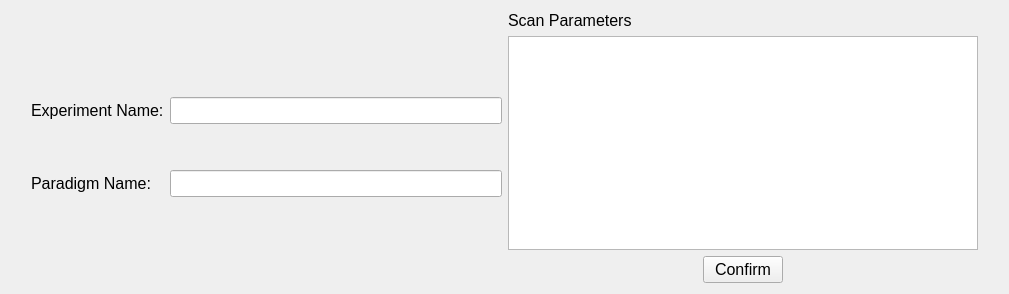
First picture: the form in smartfMRI/experimentmanager.ui, repository wuzhuobin/smartfMRI, before the edit.
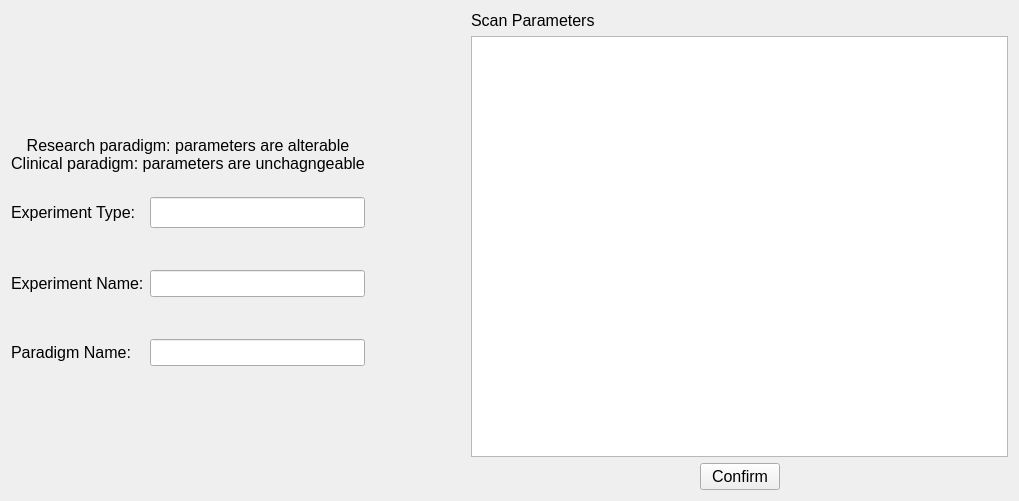
Second picture: the form after the edit.

```diff
--- a/smartfMRI/experimentmanager.ui
+++ b/smartfMRI/experimentmanager.ui
@@ -6,30 +6,14 @@
    <rect>
     <x>0</x>
     <y>0</y>
-    <width>1009</width>
-    <height>294</height>
+    <width>1019</width>
+    <height>501</height>
    </rect>
   </property>
   <property name="windowTitle">
    <string>ExperimentManager</string>
   </property>
   <layout class="QHBoxLayout" name="horizontalLayout">
-   <item>
-    <spacer name="horizontalSpacer">
-     <property name="orientation">
-      <enum>Qt::Horizontal</enum>
-     </property>
-     <property name="sizeType">
-      <enum>QSizePolicy::Preferred</enum>
-     </property>
-     <property name="sizeHint" stdset="0">
-      <size>
-       <width>20</width>
-       <height>20</height>
-      </size>
-     </property>
-    </spacer>
-   </item>
    <item>
     <layout class="QVBoxLayout" name="verticalLayout">
      <item>
@@ -40,53 +24,14 @@
        <property name="sizeHint" stdset="0">
         <size>
          <width>20</width>
-         <height>40</height>
+         <height>132</height>
         </size>
        </property>
       </spacer>
      </item>
      <item>
       <layout class="QGridLayout" name="gridLayout_3">
-       <item row="0" column="0">
-        <widget class="QLabel" name="label_4">
-         <property name="font">
-          <font>
-           <pointsize>12</pointsize>
-          </font>
-         </property>
-         <property name="text">
-          <string>Experiment Name:</string>
-         </property>
-        </widget>
-       </item>
-       <item row="0" column="1">
-        <widget class="QLineEdit" name="experimentNameLineEdit">
-         <property name="font">
-          <font>
-           <pointsize>12</pointsize>
-          </font>
-         </property>
-        </widget>
-       </item>
-       <item row="1" column="0">
-        <spacer name="verticalSpacer_2">
-         <property name="font">
-          <font>
-           <pointsize>12</pointsize>
-          </font>
-         </property>
-         <property name="orientation">
-          <enum>Qt::Vertical</enum>
-         </property>
-         <property name="sizeHint" stdset="0">
-          <size>
-           <width>20</width>
-           <height>40</height>
-          </size>
-         </property>
-        </spacer>
-       </item>
-       <item row="2" column="0">
+       <item row="6" column="0">
         <widget class="QLabel" name="label_5">
          <property name="font">
           <font>
@@ -98,7 +43,63 @@
          </property>
         </widget>
        </item>
-       <item row="2" column="1">
+       <item row="5" column="0">
+        <spacer name="verticalSpacer_2">
+         <property name="font">
+          <font>
+           <pointsize>12</pointsize>
+          </font>
+         </property>
+         <property name="orientation">
+          <enum>Qt::Vertical</enum>
+         </property>
+         <property name="sizeHint" stdset="0">
+          <size>
+           <width>20</width>
+           <height>40</height>
+          </size>
+         </property>
+        </spacer>
+       </item>
+       <item row="1" column="0">
+        <layout class="QHBoxLayout" name="horizontalLayout_3">
+         <item>
+          <widget class="QLabel" name="label_7">
+           <property name="font">
+            <font>
+             <pointsize>12</pointsize>
+            </font>
+           </property>
+           <property name="text">
+            <string>Experiment Type:</string>
+           </property>
+          </widget>
+         </item>
+        </layout>
+       </item>
+       <item row="4" column="1" colspan="2">
+        <widget class="QLineEdit" name="experimentNameLineEdit">
+         <property name="font">
+          <font>
+           <pointsize>12</pointsize>
+          </font>
+         </property>
+        </widget>
+       </item>
+       <item row="3" column="0">
+        <spacer name="verticalSpacer_4">
+         <property name="orientation">
+          <enum>Qt::Vertical</enum>
+         </property>
+         <property name="sizeHint" stdset="0">
+          <size>
+           <width>20</width>
+           <height>40</height>
+          </size>
+         </property>
+        </spacer>
+       </item>
+       <item row="6" column="1" colspan="2">
         <widget class="QLineEdit" name="paradigmNameLineEdit">
          <property name="font">
           <font>
@@ -110,6 +111,51 @@
          </property>
         </widget>
        </item>
+       <item row="4" column="0">
+        <widget class="QLabel" name="label_4">
+         <property name="font">
+          <font>
+           <pointsize>12</pointsize>
+          </font>
+         </property>
+         <property name="text">
+          <string>Experiment Name:</string>
+         </property>
+        </widget>
+       </item>
+       <item row="1" column="1" colspan="2">
+        <widget class="QLineEdit" name="experimentLineEdit">
+         <property name="enabled">
+          <bool>true</bool>
+         </property>
+         <property name="font">
+          <font>
+           <family>ADMUI3Lg</family>
+           <pointsize>12</pointsize>
+          </font>
+         </property>
+         <property name="readOnly">
+          <bool>true</bool>
+         </property>
+        </widget>
+       </item>
+       <item row="0" column="0" colspan="3">
+        <widget class="QLabel" name="label">
+         <property name="font">
+          <font>
+           <pointsize>12</pointsize>
+          </font>
+         </property>
+         <property name="text">
+          <string>Research paradigm: parameters are alterable
+Clinical paradigm: parameters are unchagngeable
+</string>
+         </property>
+         <property name="alignment">
+          <set>Qt::AlignCenter</set>
+         </property>
+        </widget>
+       </item>
       </layout>
      </item>
      <item>
@@ -120,13 +166,29 @@
        <property name="sizeHint" stdset="0">
         <size>
          <width>20</width>
-         <height>40</height>
+         <height>131</height>
         </size>
        </property>
       </spacer>
      </item>
     </layout>
    </item>
+   <item>
+    <spacer name="horizontalSpacer_5">
+     <property name="orientation">
+      <enum>Qt::Horizontal</enum>
+     </property>
+     <property name="sizeType">
+      <enum>QSizePolicy::Preferred</enum>
+     </property>
+     <property name="sizeHint" stdset="0">
+      <size>
+       <width>100</width>
+       <height>17</height>
+      </size>
+     </property>
+    </spacer>
+   </item>
    <item>
     <layout class="QGridLayout" name="gridLayout_4">
      <item row="2" column="2">
@@ -215,22 +277,6 @@
      </item>
     </layout>
    </item>
-   <item>
-    <spacer name="horizontalSpacer_2">
-     <property name="orientation">
-      <enum>Qt::Horizontal</enum>
-     </property>
-     <property name="sizeType">
-      <enum>QSizePolicy::Preferred</enum>
-     </property>
-     <property name="sizeHint" stdset="0">
-      <size>
-       <width>20</width>
-       <height>20</height>
-      </size>
-     </property>
-    </spacer>
-   </item>
   </layout>
  </widget>
  <layoutdefault spacing="6" margin="11"/>
```
Left out of the diff: 36 changed lines with no effect on the pictures.
